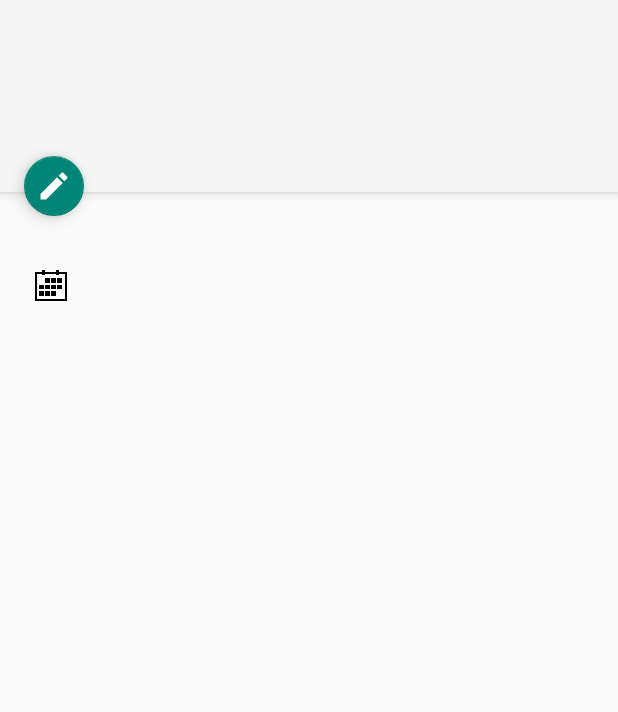
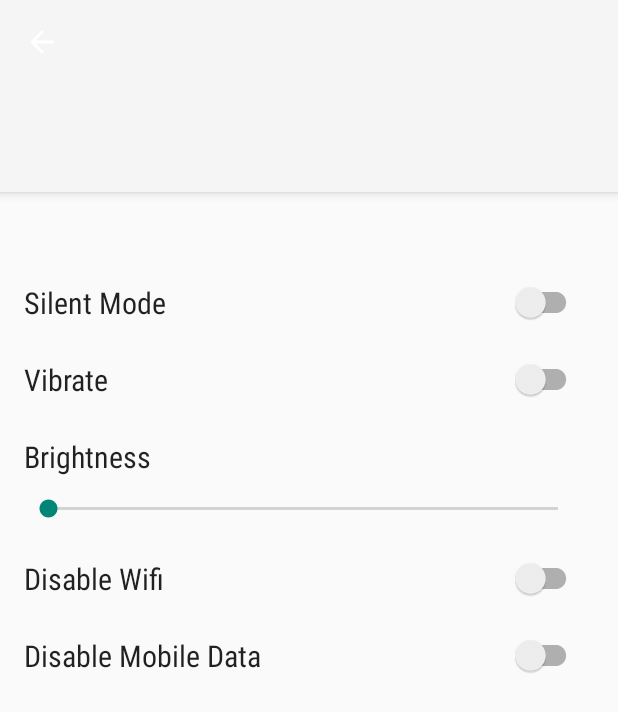
Before and after one commit to freddieptf/Shush, an Android app: the EventActivity screen opened directly, with no data from a screen before it, on a phone screen of 412 x 824 dp. Shown: the top 712 px of the screen. Run offline under Robolectric (Android 15) with nearby library versions, the phone set to English and light mode, and no system bars; our stand-ins replace ButterKnife; 3 statements that could not run were skipped.

Commit message:
change the event activity design
// i don't like it but it's good and clean for now

```diff
--- a/app/src/main/java/com/freddieptf/shush/calendar/ui/EventActivity.java
+++ b/app/src/main/java/com/freddieptf/shush/calendar/ui/EventActivity.java
@@ -2,61 +2,36 @@ package com.freddieptf.shush.calendar.ui;
 
 import android.annotation.TargetApi;
 import android.content.Intent;
-import android.media.AudioManager;
+import android.graphics.PorterDuff;
+import android.graphics.drawable.Drawable;
 import android.net.Uri;
 import android.os.Build;
 import android.os.Bundle;
 import android.provider.Settings;
 import android.support.annotation.Nullable;
-import android.support.v4.app.DialogFragment;
+import android.support.v4.content.ContextCompat;
+import android.support.v4.graphics.drawable.DrawableCompat;
 import android.support.v7.app.AppCompatActivity;
 import android.support.v7.widget.Toolbar;
-import android.view.View;
-import android.widget.LinearLayout;
 import android.widget.TextView;
 
 import com.freddieptf.shush.BuildConfig;
 import com.freddieptf.shush.R;
-import com.freddieptf.shush.calendar.Utils.EventShushProfileChangeCallback;
 import com.freddieptf.shush.calendar.data.model.Event;
-import com.freddieptf.shush.calendar.data.model.ShushProfile;
-
-import java.text.DateFormat;
-import java.text.SimpleDateFormat;
-import java.util.Date;
 
 import butterknife.Bind;
 import butterknife.ButterKnife;
-import butterknife.OnClick;
 
 /**
  * Created by freddieptf on 2/15/16.
  */
-public class EventActivity extends AppCompatActivity implements EventShushProfileChangeCallback {
+public class EventActivity extends AppCompatActivity {
 
-    @Bind(R.id.textDate) TextView tvDate;
-    @Bind(R.id.textTime) TextView tvTime;
     @Bind(R.id.event_title) TextView eventName;
-    @Bind(R.id.tvSoundSetting) TextView tvSound;
-    @Bind(R.id.tvBrightnessSetting) TextView tvBrightness;
-    @Bind(R.id.tvWifiSetting) TextView tvWifi;
-    @Bind(R.id.lvSoundStatus) LinearLayout soundStatus;
-    @Bind(R.id.lvBrightnessStatus) LinearLayout brightnessStatus;
-    @Bind(R.id.lvWifiStatus) LinearLayout wifiStatus;
     @Bind(R.id.toolbar) Toolbar toolbar;
-
-    private static final String TAG = "ViewEventActivity";
+    private final String TAG = getClass().getSimpleName();
     public static String EVENT_KEY = "event_keyy";
     private Event event;
-
-    @OnClick(R.id.fab_edit) void editSettings(){
-        if(Build.VERSION.SDK_INT >= Build.VERSION_CODES.M) {
-            if (Settings.System.canWrite(this)) showEditEventDialog();
-            else requestWriteSettings();
-        }else {
-            showEditEventDialog();
-        }
-    }
 
     @TargetApi(23)
     private void requestWriteSettings() {
@@ -71,7 +46,6 @@ public class EventActivity extends AppCompatActivity implements EventShushProfil
         super.onActivityResult(requestCode, resultCode, data);
         if(requestCode == 34 && Build.VERSION.SDK_INT >= Build.VERSION_CODES.M){
             if(Settings.System.canWrite(this)){
-                showEditEventDialog();
             }else{}
         }
     }
@@ -83,54 +57,26 @@ public class EventActivity extends AppCompatActivity implements EventShushProfil
         ButterKnife.bind(this);
         toolbar.setNavigationOnClickListener(v -> onBackPressed());
         event = getIntent().getParcelableExtra(EVENT_KEY);
-        initEventIndicator();
+        setDemColors();
         eventName.setText(event.getName());
-        setStatusViewUp();
     }
 
-    @Override
-    public void onProfileChange(Event event) {
-        this.event = event;
-        setStatusViewUp();
+    private void setDemColors() {
+        int colorInt = getEventColor(event);
+        Drawable drawable = ContextCompat.getDrawable(this, R.drawable.ic_arrow_back_white_24dp);
+        Drawable drawable1 = DrawableCompat.wrap(drawable);
+        drawable1.setColorFilter(colorInt, PorterDuff.Mode.SRC_ATOP);
+        toolbar.setNavigationIcon(drawable1);
+        eventName.setTextColor(colorInt);
+//        if(Build.VERSION.SDK_INT >= Build.VERSION_CODES.LOLLIPOP) getWindow().setStatusBarColor(colorInt);
     }
 
-    private void showEditEventDialog() {
-        EventEditor eventEditor = new EventEditor();
-        EventEditorPresenter presenter = new EventEditorPresenter(event, eventEditor);
-        eventEditor.show(getSupportFragmentManager(), "edit_event_dialog");
-        eventEditor.setStyle(DialogFragment.STYLE_NO_TITLE, R.style.AppTheme);
-    }
-
-    private void initEventIndicator() {
-        Date startDate = new Date(event.getStartTime());
-        Date endDate = new Date(event.getEndTime());
-        DateFormat df = SimpleDateFormat.getDateInstance(DateFormat.FULL);
-        if (!df.format(startDate).equals(df.format(endDate))) {
-            df = SimpleDateFormat.getDateInstance(DateFormat.LONG);
-            tvDate.setText(df.format(startDate) + " - " + df.format(endDate));
-        } else tvDate.setText(df.format(startDate));
-        df = SimpleDateFormat.getTimeInstance(DateFormat.SHORT);
-        tvTime.setText(df.format(startDate) + " - " + df.format(endDate));
-    }
-
-    private void setStatusViewUp() {
-        ShushProfile shushProfile = event.getShushProfile();
-        if(shushProfile != null) {
-            if (shushProfile.getRingerMode() > -1) {
-                tvSound.setText(shushProfile.getRingerMode() == AudioManager.RINGER_MODE_SILENT ? "Silent" : "Vibrate");
-                soundStatus.setVisibility(View.VISIBLE);
-            } else soundStatus.setVisibility(View.GONE);
-
-            if (shushProfile.getBrightness() > 0) {
-                tvBrightness.setText(shushProfile.getBrightness() + "%");
-                brightnessStatus.setVisibility(View.VISIBLE);
-            } else brightnessStatus.setVisibility(View.GONE);
-
-            if (shushProfile.isWifiDisabled()) {
-                tvWifi.setText("Disabled");
-                wifiStatus.setVisibility(View.VISIBLE);
-            } else wifiStatus.setVisibility(View.GONE);
+    private int getEventColor(Event event){
+        switch (event.getColor()){
+            default:
+                return ContextCompat.getColor(this, event.getColor());
         }
     }
 
+
 }
--- a/app/src/main/res/layout/activity_view_event.xml
+++ b/app/src/main/res/layout/activity_view_event.xml
@@ -34,141 +34,77 @@
                 android:gravity="center_vertical"
                 android:layout_marginLeft="72dp"
                 android:layout_marginStart="72dp"
-                    android:textColor="@android:color/white"
-                    style="@style/TextAppearance.AppCompat.Title"
-                    />
+                style="@style/TextAppearance.AppCompat.Title" />
 
 
         </FrameLayout>
 
     </android.support.design.widget.AppBarLayout>
 
-    <android.support.design.widget.FloatingActionButton
-        android:id="@+id/fab_edit"
+    <LinearLayout
+        android:layout_width="match_parent"
         android:layout_height="wrap_content"
-        android:src="@drawable/ic_mode_edit_white_24dp"
-        android:layout_width="wrap_content"
-        android:layout_gravity="top|start"
-        android:layout_marginLeft="16dp"
-        android:layout_marginTop="104dp"
-        app:fabSize="mini" />
+        android:orientation="vertical"
+        android:layout_marginTop="172dp"
+        android:padding="16dp">
 
         <LinearLayout
             android:layout_width="match_parent"
             android:layout_height="wrap_content"
             android:orientation="vertical"
-        android:layout_marginTop="172dp">
+            android:layout_marginRight="8dp">
 
-        <LinearLayout
+            <android.support.v7.widget.SwitchCompat
+                android:text="Silent Mode"
                 android:layout_width="match_parent"
                 android:layout_height="wrap_content"
-            android:orientation="horizontal"
-            android:layout_marginLeft="16dp"
-            android:layout_marginRight="16dp">
+                style="@style/TextAppearance.AppCompat.Title"
+                android:fontFamily="sans-serif-condensed" />
 
-            <ImageView
-                android:layout_width="36dp"
-                android:layout_height="36dp"
-                android:scaleType="centerInside"
-                android:src="@drawable/ic_action_calendar_month"
-                />
-
-            <LinearLayout
-                android:layout_width="wrap_content"
+            <android.support.v7.widget.SwitchCompat
+                android:text="Vibrate"
+                android:layout_width="match_parent"
                 android:layout_height="wrap_content"
-                android:orientation="vertical"
-                android:paddingLeft="16dp">
+                android:layout_marginTop="24dp"
+                style="@style/TextAppearance.AppCompat.Title"
+                android:fontFamily="sans-serif-condensed" />
 
             <TextView
-                    android:layout_width="wrap_content"
+                android:layout_width="match_parent"
                 android:layout_height="wrap_content"
-                    android:id="@+id/textDate"/>
-                <TextView
-                    android:layout_width="wrap_content"
+                android:text="Brightness"
+                style="@style/TextAppearance.AppCompat.Title"
+                android:fontFamily="sans-serif-condensed"
+                android:layout_marginTop="24dp"
+                android:layout_marginBottom="12dp" />
+
+            <SeekBar
+                android:id="@+id/sectionBrightness_seekbar"
+                android:layout_width="match_parent"
                 android:layout_height="wrap_content"
-                    android:id="@+id/textTime"/>
+                android:max="100" />
+
+
+            <android.support.v7.widget.SwitchCompat
+                android:id="@+id/sectionNetwork_switchwifi"
+                android:text="Disable Wifi"
+                android:layout_width="match_parent"
+                android:layout_height="wrap_content"
+                android:layout_marginTop="24dp"
+                style="@style/TextAppearance.AppCompat.Title"
+                android:fontFamily="sans-serif-condensed" />
+
+            <android.support.v7.widget.SwitchCompat
+                android:id="@+id/sectionNetwork_switchmobiledata"
+                android:text="Disable Mobile Data"
+                android:layout_width="match_parent"
+                android:layout_height="wrap_content"
+                android:layout_marginTop="24dp"
+                style="@style/TextAppearance.AppCompat.Title"
+                android:fontFamily="sans-serif-condensed" />
+
 
         </LinearLayout>
-
-        </LinearLayout>
-
-
-        <LinearLayout
-            android:layout_width="match_parent"
-            android:layout_height="wrap_content"
-            android:orientation="horizontal"
-            android:paddingTop="8dp"
-            android:paddingBottom="4dp"
-            android:visibility="gone"
-            android:id="@+id/lvSoundStatus">
-
-            <ImageView
-                android:layout_width="36dp"
-                android:layout_height="36dp"
-                android:scaleType="centerInside"
-                android:layout_marginLeft="16dp"
-                app:srcCompat="@drawable/ic_notifications_black_24dp"/>
-
-            <TextView
-                android:id="@+id/tvSoundSetting"
-                android:layout_width="wrap_content"
-                android:layout_height="wrap_content"
-                android:layout_gravity="center_vertical"
-                android:layout_marginLeft="16dp"/>
-
-        </LinearLayout>
-
-        <LinearLayout
-            android:layout_width="match_parent"
-            android:layout_height="wrap_content"
-            android:orientation="horizontal"
-            android:paddingTop="8dp"
-            android:paddingBottom="4dp"
-            android:visibility="gone"
-            android:id="@+id/lvBrightnessStatus">
-
-            <ImageView
-                android:layout_width="36dp"
-                android:layout_height="36dp"
-                android:scaleType="centerInside"
-                android:layout_marginLeft="16dp"
-                android:src="@drawable/ic_brightness_medium_black_24dp"/>
-
-            <TextView
-                android:id="@+id/tvBrightnessSetting"
-                android:layout_width="wrap_content"
-                android:layout_height="wrap_content"
-                android:layout_marginLeft="16dp"
-                android:layout_gravity="center_vertical"/>
-
-        </LinearLayout>
-
-        <LinearLayout
-            android:layout_width="match_parent"
-            android:layout_height="wrap_content"
-            android:orientation="horizontal"
-            android:paddingTop="8dp"
-            android:paddingBottom="4dp"
-            android:visibility="gone"
-            android:id="@+id/lvWifiStatus">
-
-            <ImageView
-                android:layout_width="36dp"
-                android:layout_height="36dp"
-                android:scaleType="centerInside"
-                android:layout_marginLeft="16dp"
-                app:srcCompat="@drawable/ic_network_wifi_black_24dp"/>
-
-            <TextView
-                android:id="@+id/tvWifiSetting"
-                android:layout_width="wrap_content"
-                android:layout_height="wrap_content"
-                android:layout_marginLeft="16dp"
-                android:layout_gravity="center_vertical"/>
-
-        </LinearLayout>
-
-
 
 
     </LinearLayout>
```
Also changed, not shown: app/src/main/java/com/freddieptf/shush/calendar/data/model/Event.java (+12 -1 lines), app/src/main/java/com/freddieptf/shush/calendar/ui/EventsAdapter.java (+9 -1 lines), app/src/main/res/drawable/ic_notifications_off_black_24dp.xml (added, +9 -0 lines), app/src/main/res/drawable/ic_vibration_black_24dp.xml (added, +9 -0 lines). Lines whose indentation alone changed are shown as unchanged.
